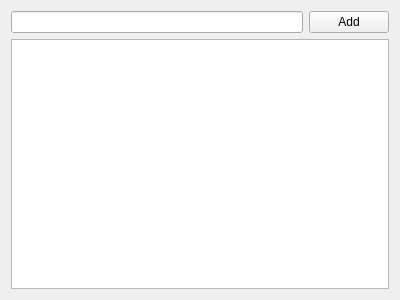
Above: src/gui/topic_selection_window.ui from KLZ-0/ICP-project before the change. Below: the same form after it.
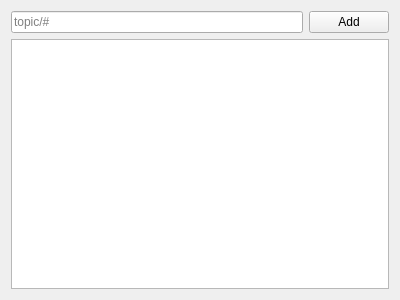
That is the form after the change.

Commit message: Change the topic selection a bit

Patch:
```diff
--- a/src/gui/topic_selection_window.ui
+++ b/src/gui/topic_selection_window.ui
@@ -22,6 +22,12 @@
                             <verstretch>0</verstretch>
                         </sizepolicy>
                     </property>
+                    <property name="placeholderText">
+                        <string>topic/#</string>
+                    </property>
+                    <property name="clearButtonEnabled">
+                        <bool>true</bool>
+                    </property>
                 </widget>
             </item>
             <item row="1" column="1">
```
Left out of the diff: 6 changed lines with no effect on the pictures. The commit also changes 2 other files.
